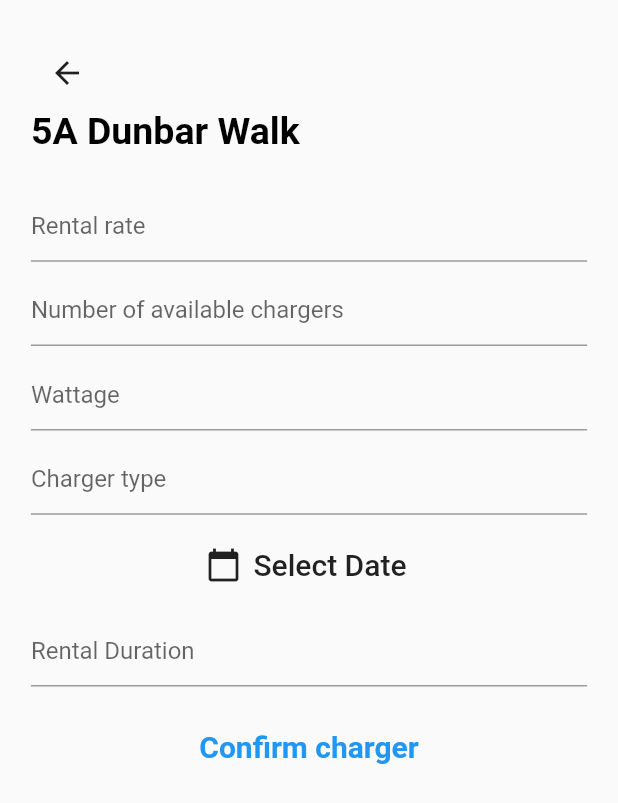
After one commit to xRossKoh/chargEV, a Flutter app: the ChargerSetUp screen opened directly, on a phone screen of 412 x 824 dp. The commit adds this screen. Shown: the top 803 px of the screen. Run offline on Flutter 3.47's test engine with Material 2 defaults, Android fonts, the phone set to English and light mode, and no system bars; our stand-ins replace cloud_firestore, firebase_auth, firebase_core; accounts and stored records are empty.

Commit message:
Created charger setup and setup confirmation screens

```diff
--- a/lib/components/welcome_appbar.dart
+++ b/lib/components/welcome_appbar.dart
@@ -10,11 +10,13 @@ class WelcomeAppBar extends StatelessWidget implements PreferredSizeWidget {
 
   @override
   Widget build(BuildContext context) {
+
+    // query size of screen
     Size size = MediaQuery.of(context).size;
 
     return Container(
         padding: EdgeInsets.fromLTRB(
-            size.width * 0.05, 25 + size.height * 0.03, size.width * 0.05, 0),
+            size.width * 0.05, size.height * 0.03, size.width * 0.05, 0),
         child: Column(
           mainAxisAlignment: MainAxisAlignment.start,
           crossAxisAlignment: CrossAxisAlignment.start,
--- a/lib/main.dart
+++ b/lib/main.dart
@@ -4,6 +4,7 @@ import 'package:firebase_auth/firebase_auth.dart';
 import 'package:flutter/material.dart';
 import 'package:provider/provider.dart';
 import 'package:firebase_core/firebase_core.dart';
+
 
 void main() async {
   WidgetsFlutterBinding.ensureInitialized();
@@ -15,7 +16,7 @@ void main() async {
     child: MaterialApp(
       initialRoute: '/',
       routes: {
-        '/': (context) => Wrapper()
+        '/': (context) => Wrapper(),
       },
     ),
   ));
--- a/lib/models/charger.dart
+++ b/lib/models/charger.dart
@@ -8,6 +8,41 @@ class Charger{
   int total;
   int wattage;
   int type;
+  DateTime datetime;
+  int duration;
 
-  Charger({this.location, this.rate, this.available, this.total, this.wattage, this.type});
+  Charger({this.location, this.rate, this.available, this.total, this.wattage, this.type, this.datetime, this.duration});
+
+  // void setLocation (String val){
+  //   this.location = val;
+  // }
+  //
+  // void setRate (double val){
+  //   this.rate = val;
+  // }
+  //
+  // void setTotal (int val){
+  //   this.total = val;
+  // }
+  //
+  // void setWattage (int val){
+  //   this.wattage = val;
+  // }
+  //
+  // void setType (int val){
+  //   this.type = val;
+  // }
+  //
+  // void setDate (DateTime val){
+  //   this.datetime = val;
+  // }
+  //
+  // void setDuration (int val){
+  //   this.duration = duration;
+  // }
+  //
+  // DateTime getDate (){
+  //   return this.datetime;
+  // }
+
 }
--- a/lib/screens/charger_category.dart
+++ b/lib/screens/charger_category.dart
@@ -26,6 +26,8 @@ class ChargerCategory extends StatelessWidget {
     ];
 
     Size size = MediaQuery.of(context).size;
+
+    //TODO bring WelcomeAppBar and Drawer under SafeArea
 
     return Scaffold(
         appBar: WelcomeAppBar('John'), //pass in user's displayname here
--- /dev/null
+++ b/lib/screens/charger_setup.dart
@@ -0,0 +1,190 @@
+import 'package:flutter/material.dart';
+import 'package:charg_ev/components/location_appbar.dart';
+import 'package:charg_ev/models/charger.dart';
+import 'package:flutter/services.dart';
+import 'package:intl/intl.dart';
+
+class FieldValidators{
+  static String stringValidator(String val){
+    return val.isEmpty? 'This field cannot be empty': null;
+  }
+
+  static String rateValidator(String val){
+    return val.isEmpty? 'This field cannot be empty'
+        : val.contains(',')? 'Please enter a valid decimal rate': null;
+  }
+}
+
+class ChargerSetUp extends StatefulWidget {
+  const ChargerSetUp({Key key}) : super(key: key);
+
+  @override
+  _ChargerSetUpState createState() => _ChargerSetUpState();
+}
+
+class _ChargerSetUpState extends State<ChargerSetUp> {
+
+  final _formKey = GlobalKey<FormState>();
+
+  // // text editing controllers
+  TextEditingController rateEditingController = new TextEditingController();
+  TextEditingController totalEditingController = new TextEditingController();
+  TextEditingController wattageEditingController = new TextEditingController();
+  TextEditingController typeEditingController = new TextEditingController();
+  TextEditingController durationEditingController = new TextEditingController();
+
+  @override
+  Widget build(BuildContext context) {
+
+    // query size of screen
+    Size size = MediaQuery.of(context).size;
+
+    return Scaffold(
+      body: SafeArea(
+        child: Column(
+          children: [
+            LocationAppBar(location: '5A Dunbar Walk', withCurrentLocation: false,),
+            Padding(
+              padding: EdgeInsets.fromLTRB(
+                  size.width * 0.05, size.height * 0.03, size.width * 0.05, 0),
+              child: Form(
+                key: _formKey,
+                child: Column(
+                  children: [
+                    TextFormField(
+                      controller: rateEditingController,
+                      decoration: InputDecoration(
+                        hintText: 'Rental rate',
+                        suffixText: 'SGD/kWh'
+                      ),
+                      validator: FieldValidators.rateValidator,
+                      keyboardType: TextInputType.number,
+                      // inputFormatters: [
+                      //   WhitelistingTextInputFormatter.digitsOnly
+                      // ],
+                      // onChanged: (String val){
+                      //   setState(() => newCharger.setRate(double.parse(val)));
+                      // },
+                    ),
+                    SizedBox(height: size.height * 0.01),
+                    TextFormField(
+                      controller: totalEditingController,
+                      decoration: InputDecoration(
+                        hintText: 'Number of available chargers',
+                      ),
+                      validator: FieldValidators.stringValidator,
+                      keyboardType: TextInputType.number,
+                      inputFormatters: [
+                        WhitelistingTextInputFormatter.digitsOnly
+                      ],
+                      // onChanged: (String val){
+                      //   setState(() => newCharger.setTotal(int.parse(val)));
+                      // },
+                    ),
+                    SizedBox(height: size.height * 0.01),
+                    TextFormField(
+                      controller: wattageEditingController,
+                      decoration: InputDecoration(
+                        hintText: 'Wattage',
+                        suffixText: 'kWh'
+                      ),
+                      validator: FieldValidators.stringValidator,
+                      keyboardType: TextInputType.number,
+                      inputFormatters: [
+                        WhitelistingTextInputFormatter.digitsOnly
+                      ],
+                      // onChanged: (String val){
+                      //   setState(() => newCharger.setWattage(int.parse(val)));
+                      // },
+                    ),
+                    SizedBox(height: size.height * 0.01),
+                    TextFormField(
+                      controller: typeEditingController,
+                      decoration: InputDecoration(
+                        hintText: 'Charger type',
+                      ),
+                      validator: FieldValidators.stringValidator,
+                      keyboardType: TextInputType.number,
+                      inputFormatters: [
+                        WhitelistingTextInputFormatter.digitsOnly
+                      ],
+                      // onChanged: (String val){
+                      //   setState(() => newCharger.setType(int.parse(val)));
+                      // },
+                    ),
+                    SizedBox(height: size.height * 0.01),
+                    FlatButton.icon(
+                      onPressed: () async {
+                        final DateTime picked = await showDatePicker(
+                          context: context,
+                          initialDate: DateTime.now(),
+                          firstDate: DateTime.now(),
+                          lastDate: DateTime(2030)
+                        );
+                        // if (picked != null) {
+                        //   setState(() => newCharger.setDate(picked));
+                        // }
+                      },
+                      icon: Icon(Icons.calendar_today),
+                      label: Text(
+                        'Select Date',
+                        // newCharger.getDate() == null? 'Select date'
+                        //     : DateFormat('dd-MM-yyyy').format(newCharger.getDate()).toString(),
+                        style: TextStyle(fontSize: 20.0),
+                      ),
+                      height: 50.0,
+                      minWidth: 200.0,
+                    ),
+                    SizedBox(height: size.height * 0.01),
+                    TextFormField(
+                      controller: durationEditingController,
+                      decoration: InputDecoration(
+                        hintText: 'Rental Duration',
+                        suffixText: 'hr(s)'
+                      ),
+                      validator: FieldValidators.stringValidator,
+                      keyboardType: TextInputType.number,
+                      inputFormatters: [
+                        WhitelistingTextInputFormatter.digitsOnly
+                      ],
+                      // onChanged: (String val){
+                      //   setState(() => newCharger.setDuration(int.parse(val)));
+                      // },
+                    ),
+                    SizedBox(height: size.height * 0.02),
+                    TextButton(
+                      onPressed: () {
+                        if (_formKey.currentState.validate()) {
+                          // await _databaseService.addCharger(newCharger);
+                          Navigator.pushNamed(context, '/setup_confirmation',
+                              arguments: Charger(
+                                location: '5A Dunbar Walk',
+                                rate: double.parse(rateEditingController.text),
+                                available: int.parse(totalEditingController.text),
+                                total: int.parse(totalEditingController.text),
+                                wattage: int.parse(wattageEditingController.text),
+                                type: int.parse(typeEditingController.text),
+                                datetime: DateTime.now(),
+                                duration: int.parse(durationEditingController.text),
+                              ));
+                        }
+                      },
+                      child: Text(
+                        'Confirm charger',
+                        style: TextStyle(
+                          fontWeight: FontWeight.bold,
+                          fontSize: 20,
+                          color: Colors.blue,
+                        ),
+                      ),
+                    ),
+                  ],
+                ),
+              ),
+            ),
+          ],
+        ),
+      ),
+    );
+  }
+}
--- a/lib/screens/confirm_booking.dart
+++ b/lib/screens/confirm_booking.dart
@@ -2,6 +2,7 @@ import 'package:flutter/material.dart';
 import 'package:charg_ev/components/booking_appbar.dart';
 import 'package:charg_ev/models/charger.dart';
 import 'package:flutter/painting.dart';
+import 'package:charg_ev/services/database.dart';
 
 // TODO consult team on whether need the current location text for this page, can possibly use the same app bar as in booking
 
--- a/lib/services/database.dart
+++ b/lib/services/database.dart
@@ -8,34 +8,35 @@ class DatabaseService {
   DatabaseService({this.uid});
 
   // collection reference for userInfo
-  final CollectionReference userCollection = FirebaseFirestore.instance.collection('UserInfo');
+  final CollectionReference userCollection = FirebaseFirestore.instance.collection('userInfo');
 
   // add charger booking
-  Future addChargerBooking (Charger charger, DateTime datetime) async {
-    return await userCollection.doc(uid).collection('chargerBooking').add({
+  Future addBooking (Charger charger) async {
+    return await userCollection.doc(this.uid).collection('booking').add({
       'location': charger.location,
       'rate': charger.rate,
       'available': charger.available,
       'total': charger.total,
       'wattage': charger.wattage,
       'type': charger.type,
-      'date': DateFormat('dd-MM-yyyy').format(datetime),
-      'time': DateFormat('kk:mm'),
+      'date': DateFormat('dd-MM-yyyy').format(charger.datetime),
+      'time': DateFormat('kk:mm').format(charger.datetime),
+      'duration': charger.duration,
     });
   }
 
-  // add charger
-  Future addCharger (Charger charger, DateTime datetime, int duration) async {
-    return await userCollection.doc(uid).collection('chargerLoaner').add({
+  // add charger for booking
+  Future addCharger (Charger charger) async {
+    return await userCollection.doc(this.uid).collection('charger').add({
       'location': charger.location,
       'rate': charger.rate,
       'available': charger.available,
       'total': charger.total,
       'wattage': charger.wattage,
       'type': charger.type,
-      'date': DateFormat('dd-MM-yyyy').format(datetime),
-      'time': DateFormat('kk:mm'),
-      'duration': duration,
+      'date': DateFormat('dd-MM-yyyy').format(charger.datetime),
+      'time': DateFormat('kk:mm').format(charger.datetime),
+      'duration': charger.duration,
     });
   }
 
```
Also changed, not shown: lib/screens/setup_confirmation.dart (added, +222 -0 lines), lib/screens/wrapper.dart (+12 -6 lines), pubspec.lock.
